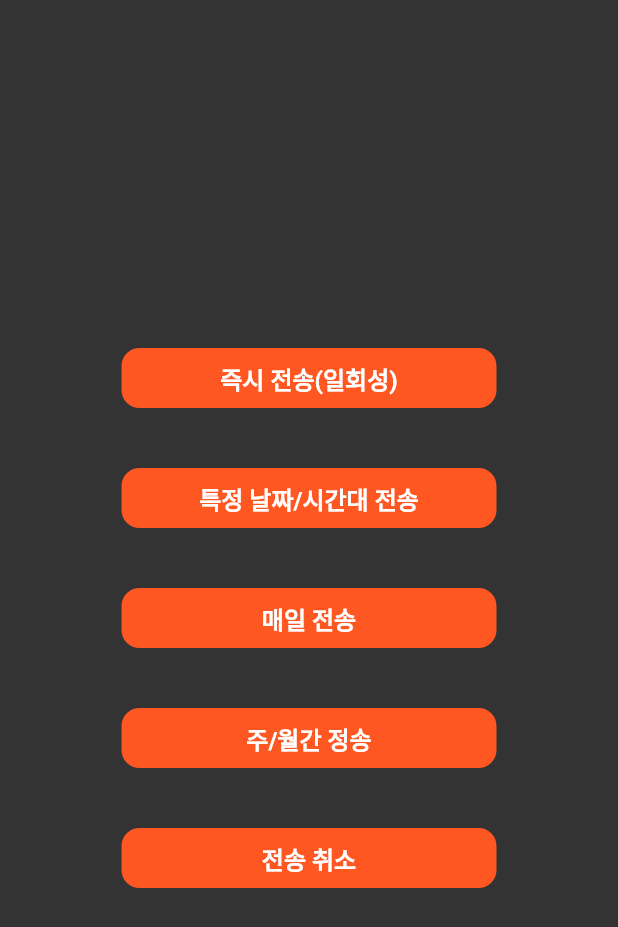
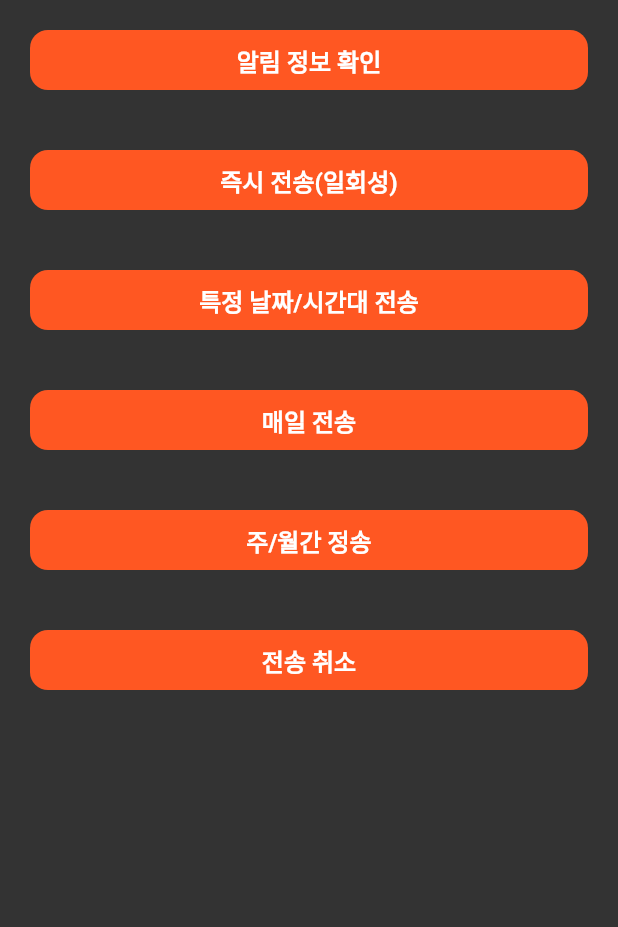
Before and after one commit to boglbbogl/flutter_alarm_app, a Flutter app: the TestCase screen opened directly, after a tap on "매일 전송", on a phone screen of 412 x 824 dp. Shown: the top 927 px of the screen. Run offline on Flutter 3.47's test engine with Material 2 defaults, Android fonts, the phone set to English and light mode, and no system bars; our stand-ins replace flutter_local_notifications, timezone.

Commit message:
알람 스케쥴 세팅

```diff
--- a/lib/main.dart
+++ b/lib/main.dart
@@ -12,7 +12,7 @@ class MyApp extends StatelessWidget {
   @override
   Widget build(BuildContext context) {
     return MaterialApp(
-      title: 'Flutter Alarm App',
+      title: 'Flutter Alarm App Test',
       theme: ThemeData(
         primarySwatch: Colors.deepOrange,
       ),
--- a/lib/state/main_provider.dart
+++ b/lib/state/main_provider.dart
@@ -12,9 +12,9 @@ class MainProvider extends ChangeNotifier {
         const AndroidInitializationSettings('@mipmap/ic_launcher');
     DarwinInitializationSettings initSettingsIOS =
         const DarwinInitializationSettings(
-      requestSoundPermission: false,
-      requestBadgePermission: false,
-      requestAlertPermission: false,
+      requestSoundPermission: true,
+      requestBadgePermission: true,
+      requestAlertPermission: true,
     );
     InitializationSettings initSettings = InitializationSettings(
       android: initSettingsAndroid,
--- a/lib/state/test_provider.dart
+++ b/lib/state/test_provider.dart
@@ -4,16 +4,26 @@ import 'package:timezone/data/latest.dart' as tz;
 import 'package:timezone/timezone.dart' as tz;
 
 class TestProvider extends ChangeNotifier {
-  tz.TZDateTime _timeZoneSetting() {
+  List<PendingNotificationRequest> notifications = [];
+  Future<tz.TZDateTime> _timeZoneSetting({
+    int duration = 0,
+  }) async {
     tz.initializeTimeZones();
     tz.setLocalLocation(tz.getLocation('Asia/Seoul'));
     tz.TZDateTime _now = tz.TZDateTime.now(tz.local);
     tz.TZDateTime scheduledDate = tz.TZDateTime(tz.local, _now.year, _now.month,
-        _now.day, _now.hour, _now.minute, _now.second);
-    return scheduledDate.add(const Duration(days: 0));
+        _now.day, _now.hour, _now.minute, _now.second + 10);
+
+    return scheduledDate.add(Duration(days: duration));
   }
 
-  Future<void> loopPushAlarm() async {
+  Future<void> unSubscripe() async {
+    FlutterLocalNotificationsPlugin _localNotification =
+        FlutterLocalNotificationsPlugin();
+    await _localNotification.cancelAll();
+  }
+
+  Future<void> loopPushAlarm(int index) async {
     FlutterLocalNotificationsPlugin _localNotification =
         FlutterLocalNotificationsPlugin();
     NotificationDetails _details = const NotificationDetails(
@@ -25,15 +35,24 @@ class TestProvider extends ChangeNotifier {
       ),
     );
     _localNotification.zonedSchedule(
-      3,
+      index == 0 ? 3 : 4,
       '로컬 푸시 알림 3',
-      '로컬 푸시 10초 마다 알림',
-      _timeZoneSetting(),
+      index == 0
+          ? '${DateTime.now().toString()} 설정_일간'
+          : '${DateTime.now().toString()} 설정_월간',
+      await _timeZoneSetting(duration: index == 0 ? 1 : 0),
       _details,
       uiLocalNotificationDateInterpretation:
           UILocalNotificationDateInterpretation.absoluteTime,
       androidAllowWhileIdle: true,
-      matchDateTimeComponents: DateTimeComponents.dateAndTime,
+      matchDateTimeComponents: index == 0
+          ? DateTimeComponents.dateAndTime
+          : index == 1
+              ? DateTimeComponents.dayOfWeekAndTime
+              : index == 2
+                  ? DateTimeComponents.dayOfMonthAndTime
+                  : null,
+      payload: '${DateTime.now().toString()} 마다 노출되어야 함',
     );
   }
 
@@ -53,12 +72,20 @@ class TestProvider extends ChangeNotifier {
       1,
       '로컬 푸시 알림 2',
       '특정 날짜 / 시간대 전송 알림',
-      _timeZoneSetting(),
+      await _timeZoneSetting(),
       _details,
       uiLocalNotificationDateInterpretation:
           UILocalNotificationDateInterpretation.absoluteTime,
       androidAllowWhileIdle: true,
+      payload: '한 번만 노출되고 사라짐',
     );
+  }
+
+  Future<void> checked() async {
+    FlutterLocalNotificationsPlugin _localNotification =
+        FlutterLocalNotificationsPlugin();
+    notifications = await _localNotification.pendingNotificationRequests();
+    notifyListeners();
   }
 
   Future<void> showPushAlarm() async {
@@ -75,6 +102,6 @@ class TestProvider extends ChangeNotifier {
     );
 
     await _localNotification.show(0, '로컬 푸시 알림', '로컬 푸시 알림 테스트', _details,
-        payload: 'deepLink');
+        payload: '즉시 알림 노출');
   }
 }
--- a/lib/ui/main_screen.dart
+++ b/lib/ui/main_screen.dart
@@ -1,5 +1,6 @@
 import 'package:flutter/cupertino.dart';
 import 'package:flutter/material.dart';
+import 'package:flutter/services.dart';
 import 'package:flutter_alarm_app/state/main_provider.dart';
 import 'package:flutter_alarm_app/ui/splash_screen.dart';
 import 'package:flutter_alarm_app/ui/test_case.dart';
--- a/lib/ui/test_case.dart
+++ b/lib/ui/test_case.dart
@@ -1,6 +1,5 @@
 import 'package:flutter/material.dart';
 import 'package:flutter_alarm_app/state/test_provider.dart';
-import 'package:flutter_local_notifications/flutter_local_notifications.dart';
 import 'package:provider/provider.dart';
 
 class TestCase extends StatelessWidget {
@@ -15,9 +14,13 @@ class TestCase extends StatelessWidget {
           return Scaffold(
             backgroundColor: const Color.fromRGBO(51, 51, 51, 1),
             body: Center(
-              child: Column(
-                mainAxisAlignment: MainAxisAlignment.center,
+              child: ListView(
                 children: [
+                  _button(
+                      onTap: () {
+                        value.checked();
+                      },
+                      title: '알림 정보 확인'),
                   _button(
                       onTap: () {
                         value.showPushAlarm();
@@ -30,20 +33,43 @@ class TestCase extends StatelessWidget {
                       title: '특정 날짜/시간대 전송'),
                   _button(
                       onTap: () {
-                        value.loopPushAlarm();
+                        value.loopPushAlarm(0);
                       },
                       title: '매일 전송'),
-                  _button(onTap: () {}, title: '주/월간 정송'),
+                  _button(
+                      onTap: () {
+                        value.loopPushAlarm(1);
+                      },
+                      title: '주/월간 정송'),
                   _button(
                       onTap: () async {
-                        FlutterLocalNotificationsPlugin _localNotification =
-                            FlutterLocalNotificationsPlugin();
-                        List<PendingNotificationRequest> _test =
-                            await _localNotification
-                                .pendingNotificationRequests();
-                        print(_test.length);
+                        value.unSubscripe();
                       },
                       title: '전송 취소'),
+                  ...value.notifications.map((e) => Padding(
+                        padding: const EdgeInsets.symmetric(
+                            horizontal: 20, vertical: 10),
+                        child: Container(
+                          color: Colors.black45,
+                          child: Padding(
+                            padding: const EdgeInsets.all(8.0),
+                            child: DefaultTextStyle(
+                              style: const TextStyle(
+                                  color: Colors.white,
+                                  fontWeight: FontWeight.bold),
+                              child: Column(
+                                crossAxisAlignment: CrossAxisAlignment.start,
+                                children: [
+                                  Text(e.id.toString()),
+                                  Text(
+                                    e.payload.toString(),
+                                  ),
+                                ],
+                              ),
+                            ),
+                          ),
+                        ),
+                      ))
                 ],
               ),
             ),
@@ -58,7 +84,7 @@ class TestCase extends StatelessWidget {
     required String title,
   }) {
     return Padding(
-      padding: const EdgeInsets.symmetric(vertical: 20),
+      padding: const EdgeInsets.symmetric(vertical: 20, horizontal: 20),
       child: GestureDetector(
         onTap: onTap,
         child: Container(
```
Also changed, not shown: 6 other files.
